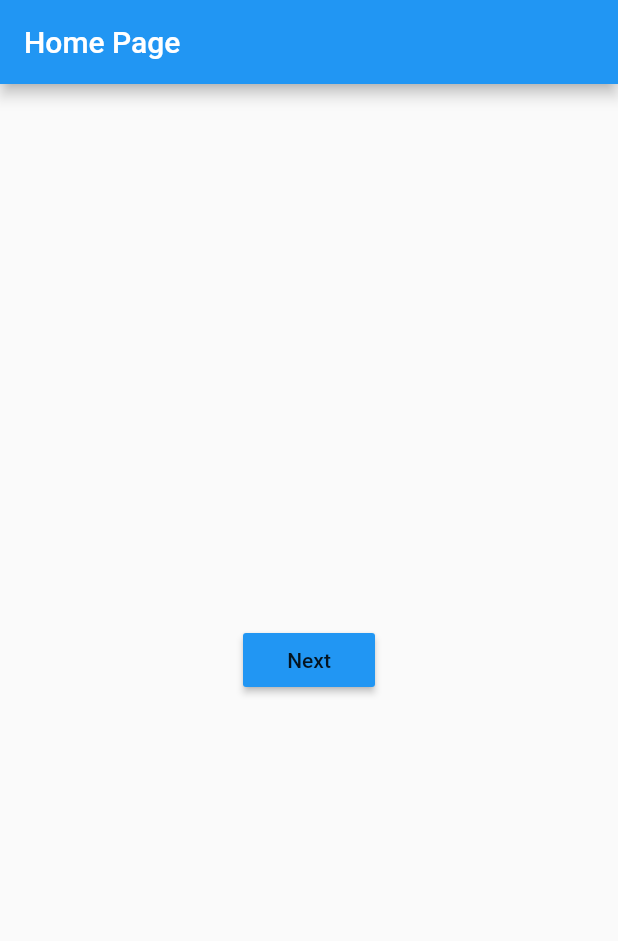
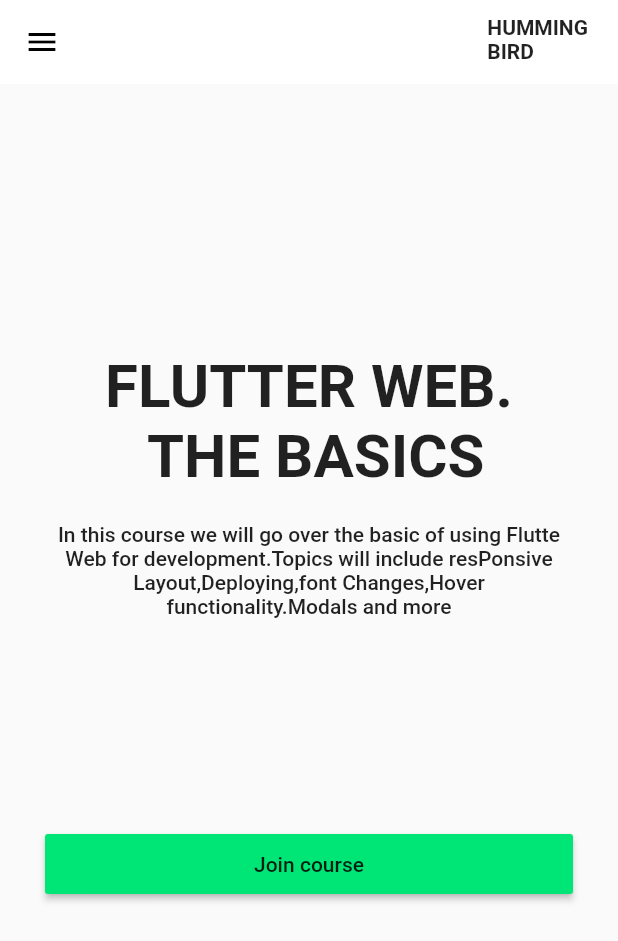
Before and after one commit to eshquvvatov/paglarni_boshqarish_dasr6, a Flutter app: the screen it shows after launch, on a phone screen of 412 x 824 dp. Shown: the top 941 px of the screen. Run offline on Flutter 3.47's test engine with Material 2 defaults, Android fonts, the phone set to English and light mode, and no system bars; missing offline and left inert: dart:html, flutter_windowmanager.

Commit message:
oxirgi nateja webda ran qilsak uzi moslashadi

```diff
--- a/lib/main.dart
+++ b/lib/main.dart
@@ -1,6 +1,10 @@
 import 'package:flutter/material.dart';
+import 'package:paglarni_boshqarish_dasr6/desktop_ui.dart';
 import 'package:paglarni_boshqarish_dasr6/home_page.dart';
 import 'package:flutter_windowmanager/flutter_windowmanager.dart';
+import 'package:paglarni_boshqarish_dasr6/manage.dart';
+import 'package:paglarni_boshqarish_dasr6/phone_ui.dart';
+import 'package:paglarni_boshqarish_dasr6/tablet_ui.dart';
 void main(){
   runApp(MyApp());
 }
@@ -10,7 +14,8 @@ class MyApp extends StatelessWidget {
   @override
   Widget build(BuildContext context) {
     return MaterialApp(
-    home:HomePage() ,
+      debugShowCheckedModeBanner: false,
+    home:BoshqaruvPage()
     );
   }
 }
--- /dev/null
+++ b/lib/manage.dart
@@ -0,0 +1,25 @@
+import 'dart:html';
+
+import 'package:flutter/material.dart';
+import 'package:paglarni_boshqarish_dasr6/desktop_ui.dart';
+import 'package:paglarni_boshqarish_dasr6/phone_ui.dart';
+import 'package:paglarni_boshqarish_dasr6/tablet_ui.dart';
+class BoshqaruvPage extends StatefulWidget {
+  const BoshqaruvPage({Key? key}) : super(key: key);
+
+  @override
+  _BoshqaruvPageState createState() => _BoshqaruvPageState();
+}
+
+class _BoshqaruvPageState extends State<BoshqaruvPage> {
+  @override
+  Widget build(BuildContext context) {
+  if(MediaQuery.of(context).size.width>300 &&MediaQuery.of(context).size.width<600)return Phone();
+  if(MediaQuery.of(context).size.width>=600 &&MediaQuery.of(context).size.width<900)return Tablet();
+  return Desktop();
+
+
+  }
+
+
+  }
--- /dev/null
+++ b/lib/phone_ui.dart
@@ -0,0 +1,115 @@
+import 'package:flutter/cupertino.dart';
+import 'package:flutter/material.dart';
+
+class Phone extends StatefulWidget {
+  const Phone({Key? key}) : super(key: key);
+
+  @override
+  _PhoneState createState() => _PhoneState();
+}
+
+class _PhoneState extends State<Phone> {
+  @override
+  Widget build(BuildContext context) {
+    return Scaffold(
+      appBar: AppBar(
+          elevation: 0,
+          iconTheme: IconThemeData(color: Colors.black),
+          backgroundColor: Colors.white,
+          actions: [
+            Container(
+              child: Text(
+                "HUMMING\nBIRD",
+                style: TextStyle(
+                    color: Colors.black87, fontWeight: FontWeight.bold),
+              ),
+              padding: EdgeInsets.only(top: 10),
+            ),
+            SizedBox(
+              width: 20,
+            ),
+          ]),
+      body: Padding(
+        child: Column(
+          children: [
+            Expanded(
+                flex: 4,
+                child: Container(
+                  alignment: Alignment.bottomCenter,
+                  child: const Text(
+                    "FLUTTER WEB.\n THE BASICS",
+                    textAlign: TextAlign.center,
+                    style: TextStyle(
+                        fontWeight: FontWeight.bold,
+                        fontSize: 40,
+                        color: Colors.black87),
+                  ),
+                )),
+            SizedBox(
+              height: 20,
+            ),
+            Expanded(
+                flex: 3,
+                child: Container(
+                  child: Text(
+                    "In this course we will go over the basic of using Flutte Web for development.Topics will include resPonsive Layout,Deploying,font Changes,Hover functionality.Modals and more",
+                    textAlign: TextAlign.center,
+                    style: TextStyle(fontWeight: FontWeight.w500),
+                  ),
+                )),
+            Expanded(
+              flex: 4,
+              child: Column(
+                crossAxisAlignment: CrossAxisAlignment.stretch,
+                children: [
+                  Container(
+                    alignment: Alignment.center,
+                    child: MaterialButton(
+                        height: 40,
+                        onPressed: () {},
+                        child: Text("Join course"),
+                        minWidth: double.infinity,
+                        color: Colors.greenAccent.shade400),
+                  ),
+                ],
+              ),
+            ),
+          ],
+        ),
+        padding: EdgeInsets.only(right: 30, left: 30),
+      ),
+      drawer: Drawer(
+        backgroundColor: Colors.white,
+        child: ListView(
+          children: [
+            Column(
+              children: [
+                Container(
+                  child: DrawerHeader(
+                      child: Center(
+                    child: Text(
+                      "Hello",
+                      style: TextStyle(fontSize: 20, color: Colors.white),
+                    ),
+                  )),
+                    color: Colors.greenAccent.shade400
+                )
+              ],
+            ),
+            SizedBox(
+              height: 40,
+            ),
+            ListTile(
+              leading: Icon(Icons.account_balance_wallet_rounded),
+              title: Text("Epizodes",style: TextStyle(fontWeight: FontWeight.bold),),
+            ),
+            ListTile(
+              leading: Icon(Icons.mark_chat_unread,color: Colors.black,),
+              title: Text("Epizodes",style: TextStyle(fontWeight: FontWeight.bold),),
+            )
+          ],
+        ),
+      ),
+    );
+  }
+}
```
Also changed, not shown: lib/desktop_ui.dart (added, +79 -0 lines), lib/tablet_ui.dart (added, +100 -0 lines).
